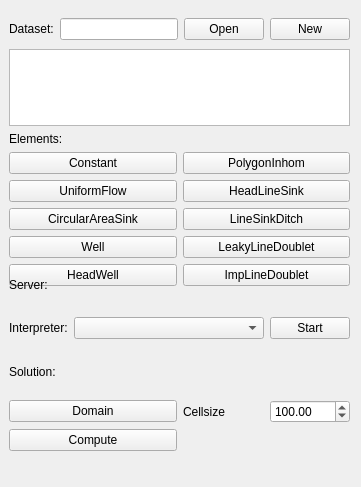
Deltares/QGIS-Tim, file plugin/qgistim/qt/qgistim_dockwidget_base.ui: the form before one commit.
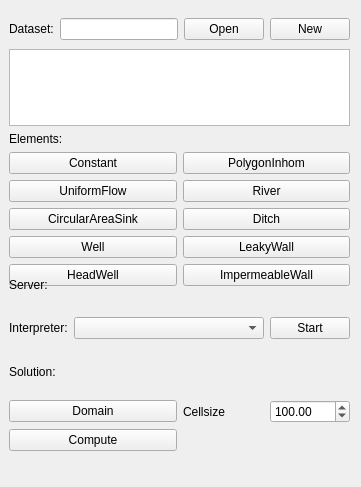
The form after the commit.

The edit to the form file:
```diff
--- a/plugin/qgistim/qt/qgistim_dockwidget_base.ui
+++ b/plugin/qgistim/qt/qgistim_dockwidget_base.ui
@@ -66,7 +66,7 @@
         <item row="4" column="1">
          <widget class="QPushButton" name="lineSinkDitchButton">
           <property name="text">
-           <string>LineSinkDitch</string>
+           <string>Ditch</string>
           </property>
          </widget>
         </item>
@@ -87,7 +87,7 @@
         <item row="7" column="1">
          <widget class="QPushButton" name="leakyLineDoubletButton">
           <property name="text">
-           <string>LeakyLineDoublet</string>
+           <string>LeakyWall</string>
           </property>
          </widget>
         </item>
@@ -101,14 +101,14 @@
         <item row="8" column="1">
          <widget class="QPushButton" name="impLineDoubletButton">
           <property name="text">
-           <string>ImpLineDoublet</string>
+           <string>ImpermeableWall</string>
           </property>
          </widget>
         </item>
         <item row="3" column="1">
          <widget class="QPushButton" name="headLineSinkButton">
           <property name="text">
-           <string>HeadLineSink</string>
+           <string>River</string>
           </property>
          </widget>
         </item>
```
Left out of the diff: 8 changed lines with no effect on the pictures.
